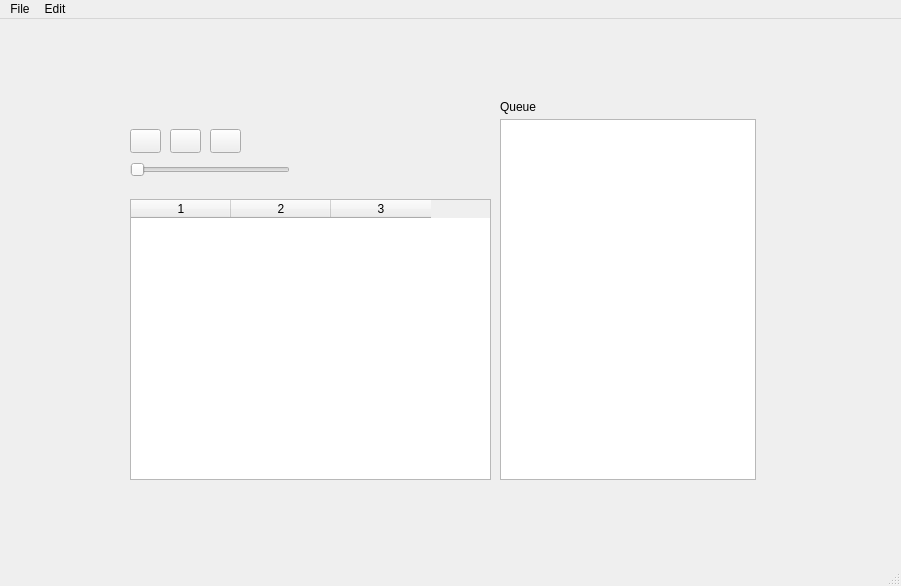
Old version of the form sources/MainWindow.ui in the repository nichilum/nimamp.
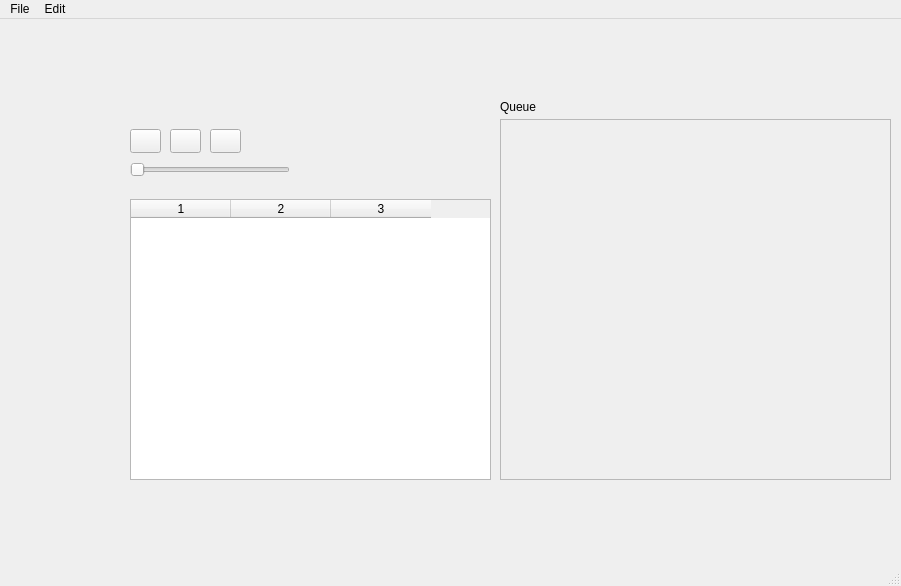
New version of the form. Icons and pictures are not drawn.

What changed in the file:
```diff
--- a/sources/MainWindow.ui
+++ b/sources/MainWindow.ui
@@ -14,16 +14,6 @@
    <string>MainWindow</string>
   </property>
   <widget class="QWidget" name="centralwidget">
-   <widget class="QListWidget" name="listWidget">
-    <property name="geometry">
-     <rect>
-      <x>500</x>
-      <y>100</y>
-      <width>256</width>
-      <height>361</height>
-     </rect>
-    </property>
-   </widget>
    <widget class="QPushButton" name="nextButton">
     <property name="geometry">
      <rect>
@@ -114,6 +104,29 @@
      <string>Queue</string>
     </property>
    </widget>
+   <widget class="QScrollArea" name="scrollArea">
+    <property name="geometry">
+     <rect>
+      <x>500</x>
+      <y>100</y>
+      <width>391</width>
+      <height>361</height>
+     </rect>
+    </property>
+    <property name="widgetResizable">
+     <bool>true</bool>
+    </property>
+    <widget class="QWidget" name="scrollAreaWidgetContents">
+     <property name="geometry">
+      <rect>
+       <x>0</x>
+       <y>0</y>
+       <width>389</width>
+       <height>359</height>
+      </rect>
+     </property>
+    </widget>
+   </widget>
   </widget>
   <widget class="QMenuBar" name="menubar">
    <property name="geometry">
```
Left out of the diff: 2 changed lines with no effect on the pictures.
